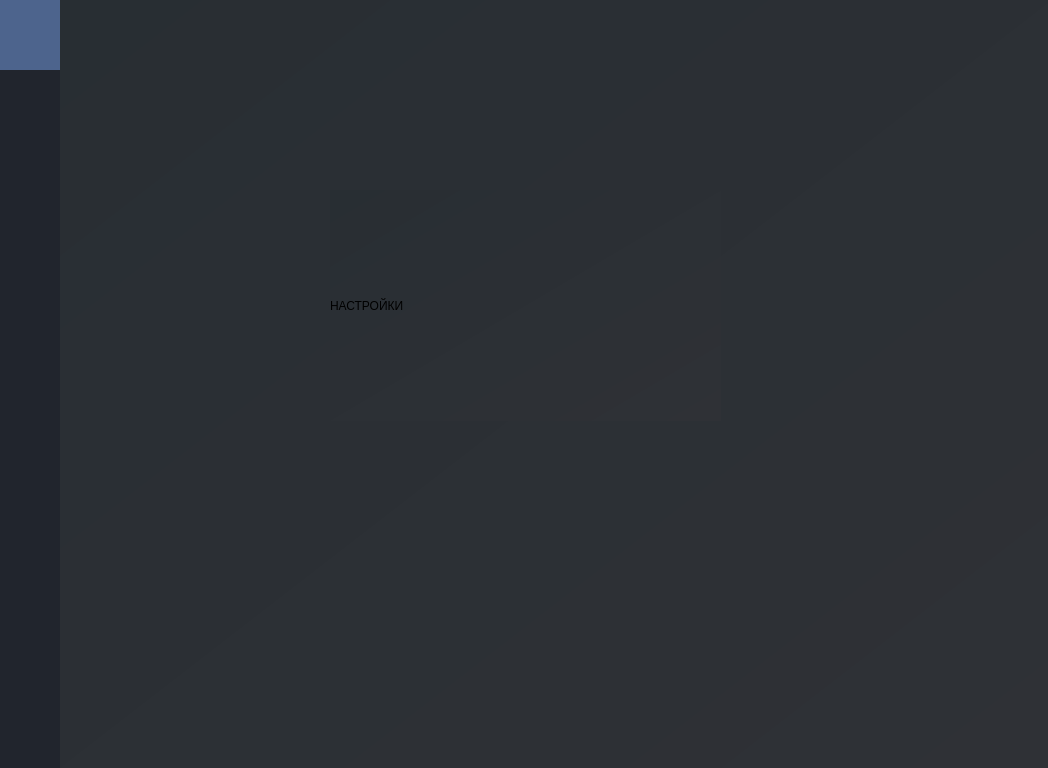
First picture: the form in ui/main.ui, repository DenisPald/spaced-repetition, before the edit.
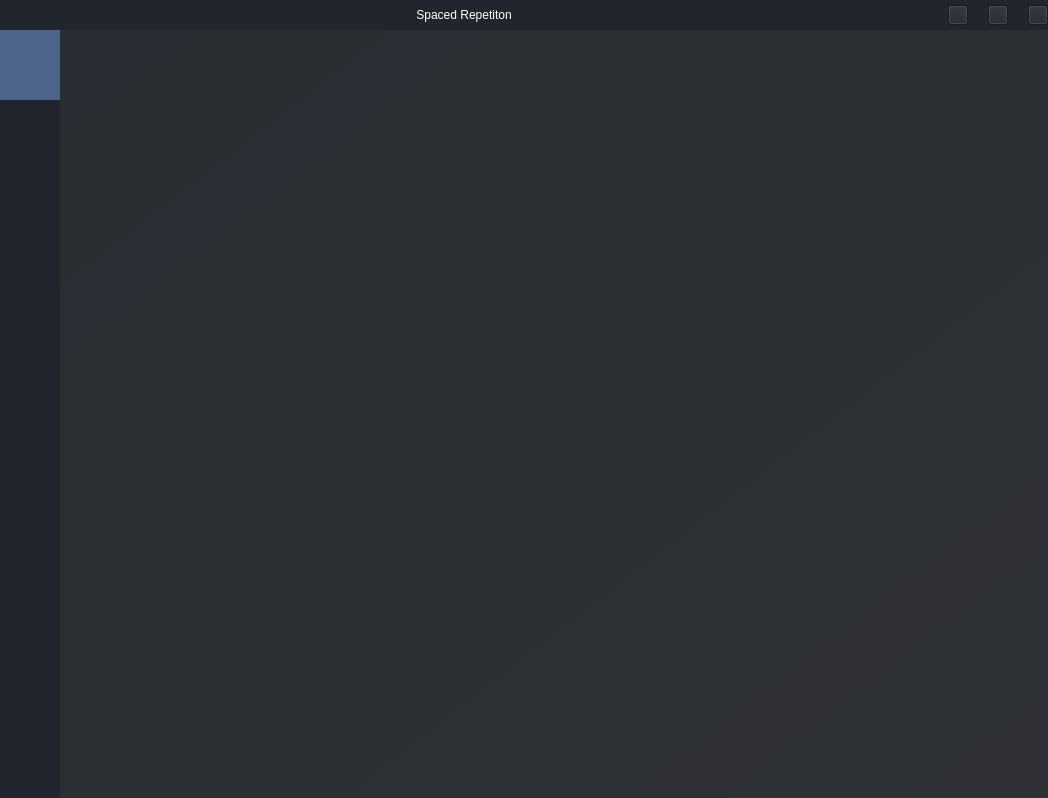
Second picture: the form after the edit. The open tabs and pages were chosen to show the change. Icons and pictures are not drawn.

Commit message: GUI v2.1, updated settings.json(time format)

Patch:
```diff
--- a/ui/main.ui
+++ b/ui/main.ui
@@ -7,22 +7,167 @@
     <x>0</x>
     <y>0</y>
     <width>1048</width>
-    <height>768</height>
+    <height>798</height>
    </rect>
   </property>
   <property name="windowTitle">
    <string>SpacedRepetition</string>
   </property>
   <property name="autoFillBackground">
-   <bool>true</bool>
+   <bool>false</bool>
   </property>
   <property name="styleSheet">
    <string notr="true"/>
   </property>
+  <property name="iconSize">
+   <size>
+    <width>50</width>
+    <height>50</height>
+   </size>
+  </property>
+  <property name="toolButtonStyle">
+   <enum>Qt::ToolButtonIconOnly</enum>
+  </property>
+  <property name="tabShape">
+   <enum>QTabWidget::Rounded</enum>
+  </property>
   <widget class="QWidget" name="centralwidget">
+   <property name="minimumSize">
+    <size>
+     <width>1048</width>
+     <height>798</height>
+    </size>
+   </property>
    <property name="styleSheet">
     <string notr="true"/>
    </property>
+   <layout class="QVBoxLayout" name="verticalLayout_6">
+    <property name="spacing">
+     <number>0</number>
+    </property>
+    <property name="leftMargin">
+     <number>0</number>
+    </property>
+    <property name="topMargin">
+     <number>0</number>
+    </property>
+    <property name="rightMargin">
+     <number>0</number>
+    </property>
+    <property name="bottomMargin">
+     <number>0</number>
+    </property>
+    <item>
+     <widget class="QWidget" name="title_widget" native="true">
+      <property name="minimumSize">
+       <size>
+        <width>0</width>
+        <height>30</height>
+       </size>
+      </property>
+      <property name="maximumSize">
+       <size>
+        <width>16777215</width>
+        <height>30</height>
+       </size>
+      </property>
+      <property name="styleSheet">
+       <string notr="true">background: #21252d;</string>
+      </property>
+      <layout class="QHBoxLayout" name="horizontalLayout_2">
+       <property name="spacing">
+        <number>20</number>
+       </property>
+       <property name="leftMargin">
+        <number>0</number>
+       </property>
+       <property name="topMargin">
+        <number>0</number>
+       </property>
+       <property name="rightMargin">
+        <number>0</number>
+       </property>
+       <property name="bottomMargin">
+        <number>0</number>
+       </property>
+       <item>
+        <widget class="QLabel" name="app_name_label">
+         <property name="styleSheet">
+          <string notr="true">color: #fff;</string>
+         </property>
+         <property name="text">
+          <string>Spaced Repetiton</string>
+         </property>
+         <property name="alignment">
+          <set>Qt::AlignCenter</set>
+         </property>
+        </widget>
+       </item>
+       <item>
+        <widget class="QPushButton" name="tray_button">
+         <property name="maximumSize">
+          <size>
+           <width>20</width>
+           <height>20</height>
+          </size>
+         </property>
+         <property name="styleSheet">
+          <string notr="true"/>
+         </property>
+         <property name="text">
+          <string/>
+         </property>
+         <property name="icon">
+          <iconset>
+           <normaloff>tray.png</normaloff>tray.png</iconset>
+         </property>
+        </widget>
+       </item>
+       <item>
+        <widget class="QPushButton" name="fullscreen_button">
+         <property name="maximumSize">
+          <size>
+           <width>20</width>
+           <height>20</height>
+          </size>
+         </property>
+         <property name="styleSheet">
+          <string notr="true">color :#fff;</string>
+         </property>
+         <property name="text">
+          <string/>
+         </property>
+         <property name="icon">
+          <iconset>
+           <normaloff>fullscreen.png</normaloff>fullscreen.png</iconset>
+         </property>
+        </widget>
+       </item>
+       <item>
+        <widget class="QPushButton" name="close_button">
+         <property name="maximumSize">
+          <size>
+           <width>20</width>
+           <height>20</height>
+          </size>
+         </property>
+         <property name="styleSheet">
+          <string notr="true">color: #fff;</string>
+         </property>
+         <property name="text">
+          <string/>
+         </property>
+         <property name="icon">
+          <iconset>
+           <normaloff>close.png</normaloff>close.png</iconset>
+         </property>
+        </widget>
+       </item>
+      </layout>
+     </widget>
+    </item>
+    <item>
+     <widget class="QWidget" name="app_widget" native="true">
    <layout class="QHBoxLayout" name="horizontalLayout">
     <property name="spacing">
      <number>0</number>
@@ -172,7 +317,7 @@
            <number>0</number>
           </property>
           <property name="bottomMargin">
-           <number>0</number>
+              <number>10</number>
           </property>
           <item>
            <widget class="QPushButton" name="home_button">
@@ -372,20 +517,69 @@
           </widget>
          </widget>
          <widget class="QWidget" name="settings_page">
-          <widget class="QLabel" name="label_2">
-           <property name="geometry">
-            <rect>
-             <x>270</x>
-             <y>190</y>
-             <width>391</width>
-             <height>231</height>
-            </rect>
-           </property>
-           <property name="text">
-            <string>НАСТРОЙКИ</string>
-           </property>
-          </widget>
-         </widget>
+             <property name="font">
+              <font>
+               <family>Segoe UI</family>
+              </font>
+             </property>
+             <layout class="QVBoxLayout" name="verticalLayout_5">
+              <item>
+               <widget class="QFrame" name="settings">
+                <property name="styleSheet">
+                 <string notr="true">background: none;</string>
+                </property>
+                <property name="frameShape">
+                 <enum>QFrame::NoFrame</enum>
+                </property>
+                <property name="frameShadow">
+                 <enum>QFrame::Raised</enum>
+                </property>
+                <layout class="QVBoxLayout" name="verticalLayout_7">
+                 <property name="spacing">
+                  <number>0</number>
+                 </property>
+                 <property name="leftMargin">
+                  <number>0</number>
+                 </property>
+                 <property name="topMargin">
+                  <number>0</number>
+                 </property>
+                 <property name="rightMargin">
+                  <number>0</number>
+                 </property>
+                 <property name="bottomMargin">
+                  <number>0</number>
+                 </property>
+                 <item>
+                  <widget class="QFrame" name="time_settings">
+                   <property name="sizePolicy">
+                    <sizepolicy hsizetype="Preferred" vsizetype="Preferred">
+                     <horstretch>0</horstretch>
+                     <verstretch>0</verstretch>
+                    </sizepolicy>
+                   </property>
+                   <property name="minimumSize">
+                    <size>
+                     <width>0</width>
+                     <height>120</height>
+                    </size>
+                   </property>
+                   <property name="frameShape">
+                    <enum>QFrame::NoFrame</enum>
+                   </property>
+                   <property name="frameShadow">
+                    <enum>QFrame::Raised</enum>
+                   </property>
+                  </widget>
+                 </item>
+                </layout>
+               </widget>
+              </item>
+             </layout>
+            </widget>
+           </widget>
+          </item>
+         </layout>
         </widget>
        </item>
       </layout>
```
Left out of the diff: 36 changed lines with no effect on the pictures. Lines whose indentation alone changed are shown as unchanged. The commit also changes 6 other files.
